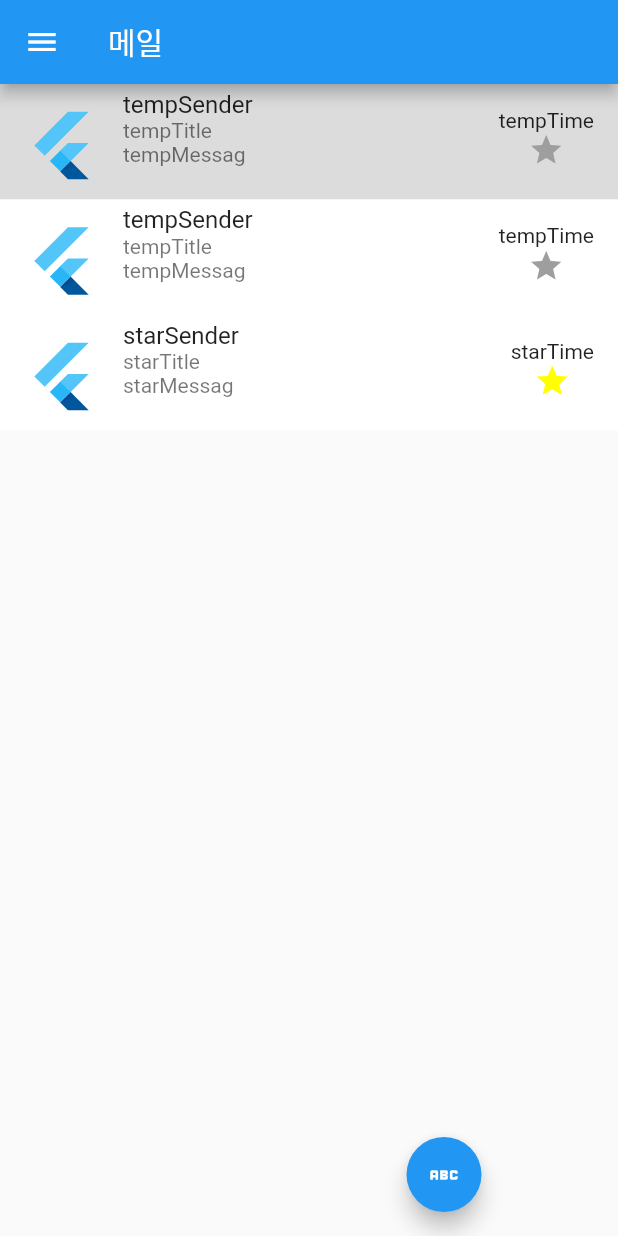
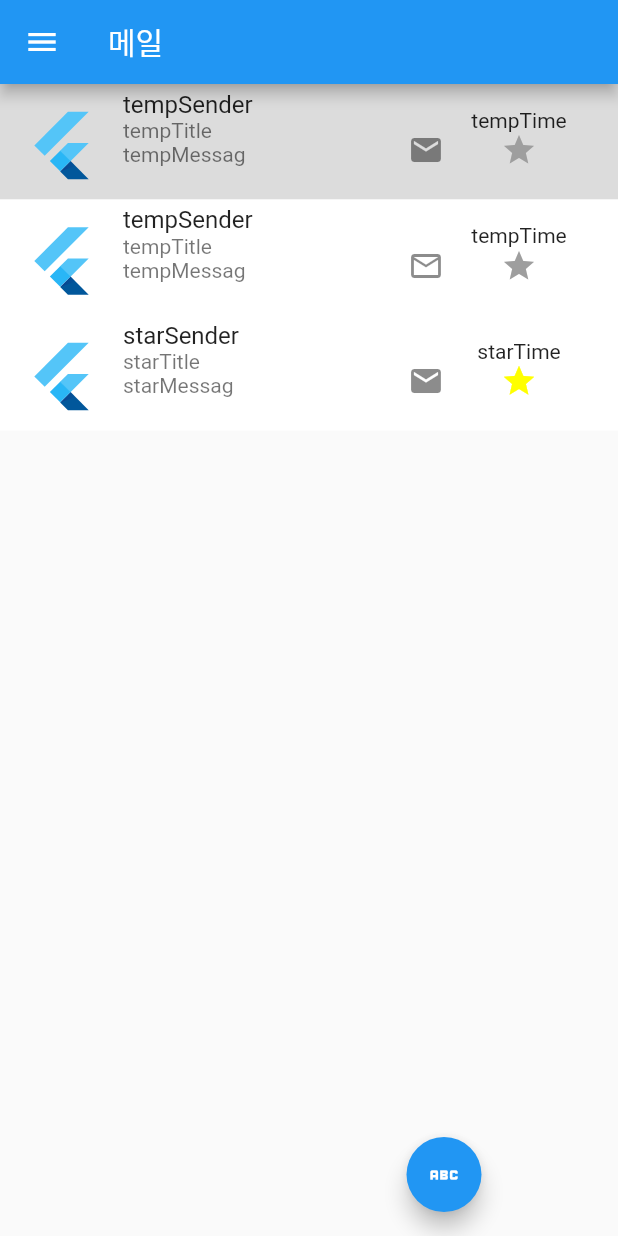
Before and after one commit to AnSuHan/HCI, a Flutter app: the screen it shows after launch, on a phone screen of 412 x 824 dp. Run offline on Flutter 3.47's test engine with Material 2 defaults, Android fonts, the phone set to English and light mode, and no system bars; our stand-ins replace google_fonts, shared_preferences; missing offline and left inert: dart:html.

Commit message:
Show Receiver's read State

```diff
--- a/project/lib/ChatScene.dart
+++ b/project/lib/ChatScene.dart
@@ -14,10 +14,10 @@ class ChatScene extends StatelessWidget {
 
     var items = [Mail("tempSender",
         "tempTitle",
-        "tempMessage", "tempTime", false, "받은편지함", false),
+        "tempMessage", "tempTime", false, "받은편지함", false, false),
       Mail("tempSender",
           "tempTitle",
-          "tempMessage", "tempTime", false, "받은편지함", false)];
+          "tempMessage", "tempTime", false, "받은편지함", false, false)];
 
     return MaterialApp(
         title: 'Flutter Demo',
--- a/project/lib/JsonParsing.dart
+++ b/project/lib/JsonParsing.dart
@@ -52,8 +52,9 @@ class JsonParsing {
       var isStar = myList[0]["isStar"] as bool;
       var label = myList[0]["label"].toString();
       var isRead = myList[0]["isRead"] as bool;
+      var isReceiverOpen = myList[0]["isReceiverOpen"] as bool;
 
-      var temp = Mail(sender, title, message, time, isStar, label, isRead);
+      var temp = Mail(sender, title, message, time, isStar, label, isRead, isReceiverOpen);
 
       mailObj.add(temp);
     }
--- a/project/lib/Mail.dart
+++ b/project/lib/Mail.dart
@@ -6,8 +6,9 @@ class Mail {
   var isStar = false;
   var label = "";
   var isRead = false;
+  var isReceiverOpen = false;
 
-  Mail(this.sender, this.title, this.message, this.time, this.isStar, this.label, this.isRead);
+  Mail(this.sender, this.title, this.message, this.time, this.isStar, this.label, this.isRead, this.isReceiverOpen);
 
   Map<String, dynamic> toJson() {
     return {
@@ -17,7 +18,8 @@ class Mail {
       'time': time,
       'isStar': isStar,
       'label' : label,
-      'isRead' : isRead
+      'isRead' : isRead,
+      "isReceiverOpen" : isReceiverOpen
     };
   }
 }
--- a/project/lib/MailScene.dart
+++ b/project/lib/MailScene.dart
@@ -14,13 +14,13 @@ import 'MailSceneStateful.dart';
 class MailScene extends State<MailSceneStateful> with RouteAware {
   static var mails = [Mail("tempSender",
       "tempTitle",
-      "tempMessage", "tempTime", false, "받은편지함", true),
+      "tempMessage", "tempTime", false, "받은편지함", true, false),
     Mail("tempSender",
         "tempTitle",
-        "tempMessage", "tempTime", false, "받은편지함", false),
+        "tempMessage", "tempTime", false, "받은편지함", false, true),
     Mail("starSender",
         "starTitle",
-        "starMessage", "starTime", true, "별표편지함", false)];
+        "starMessage", "starTime", true, "별표편지함", false, false)];
   /*
   static var mails = [Mail("LoadingSender",
       "LoadingTitle",
@@ -31,10 +31,10 @@ class MailScene extends State<MailSceneStateful> with RouteAware {
   //forceMerge3
   //forceMerge to main
 
-  static var changes = Mail("", "", "", "", false, "", false);
+  static var changes = Mail("", "", "", "", false, "", false, false);
   var nowLabel = "";
   static var inMailNum = -1;
-  static var newData = Mail("", "", "", "", false, "", false);
+  static var newData = Mail("", "", "", "", false, "", false, false);
 
   List<Mail> items = [];
   Future<List<Mail>> getFutureData() async {
@@ -62,11 +62,11 @@ class MailScene extends State<MailSceneStateful> with RouteAware {
         mails[inMailNum].isStar = changes.isStar;
 
         //변경 사항이 있을 때
-        if(changes != Mail("", "", "", "", false, "", false)) {
+        if(changes != Mail("", "", "", "", false, "", false, false)) {
 
         }
       }
-      changes = Mail("", "", "", "", false, "", false);
+      changes = Mail("", "", "", "", false, "", false, false);
       items = setLabel(nowLabel, mails);
       debugPrint("len : ${items.length}");
     });
@@ -266,7 +266,7 @@ class MailScene extends State<MailSceneStateful> with RouteAware {
         mails[inMailNum].isStar = changes.isStar;
 
         //변경 사항이 있을 때
-        if(changes != Mail("", "", "", "", false, "", false)) {
+        if(changes != Mail("", "", "", "", false, "", false, false)) {
 
         }
       }
@@ -309,7 +309,7 @@ class MailScene extends State<MailSceneStateful> with RouteAware {
     if(newData.sender != "") {
       setState(() {
         localItems.add(newData);
-        newData = Mail("", "", "", "", false, "", false);
+        newData = Mail("", "", "", "", false, "", false, false);
         //개수는 늘어남
         debugPrint("getListView-mails : ${mails.toList()}");
       });
@@ -385,7 +385,13 @@ class MailScene extends State<MailSceneStateful> with RouteAware {
                       ],
                     ),
                   ),
-                  trailing: Column(
+                  trailing: Row(
+                    mainAxisSize: MainAxisSize.min,
+                    children: [
+                      (localItems[index].isReceiverOpen) ? const Icon(Icons.mail_outline) : const Icon(Icons.mail),
+                      SizedBox(
+                        width: 100,
+                        child: Column(
                           children: [
                             Text(localItems[index].time),
                             StatefulBuilder(
@@ -410,6 +416,9 @@ class MailScene extends State<MailSceneStateful> with RouteAware {
                             ),
                           ],
                         ),
+                      ),
+                    ],
+                  )
                 ),
               )
           );
--- a/project/lib/MailWrite.dart
+++ b/project/lib/MailWrite.dart
@@ -26,7 +26,7 @@ class MailWrite extends State<MailWriteStateful> {
             IconButton(onPressed: () {}, icon: const Icon(Icons.file_present_outlined)),
             IconButton(onPressed: () {
               var newobj = Mail(MYACCOUNT, parsingData(_titleController.toString()),
-                  parsingData(_messageController.toString()), "230406", false, "받은편지함", false);
+                  parsingData(_messageController.toString()), "230406", false, "받은편지함", false, false);
 
               debugPrint("newobj : ${newobj.toJson()}");
               debugPrint("inWrite : ${MailScene.mails.toList()}");
```
Lines whose indentation alone changed are shown as unchanged.
